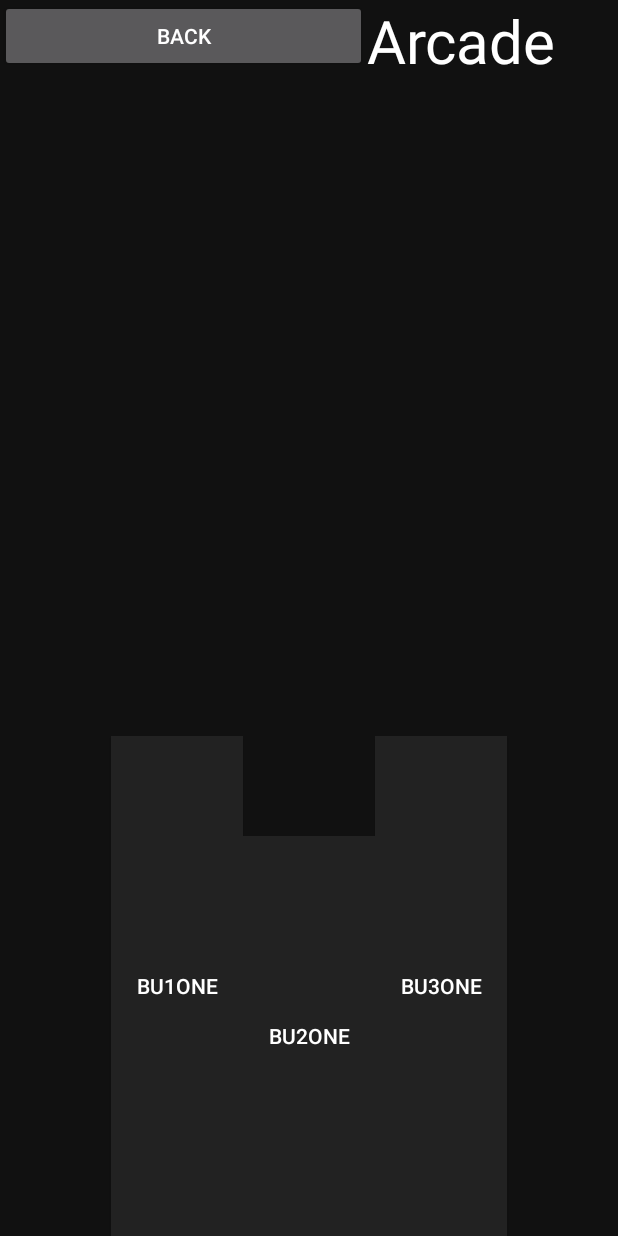
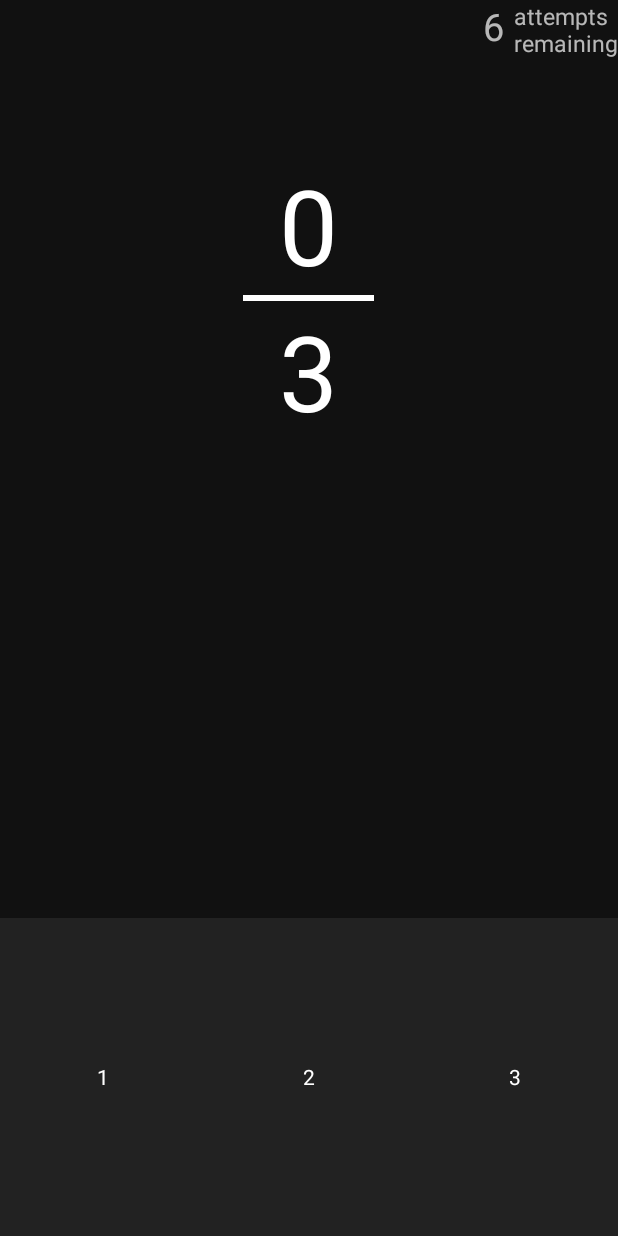
Before and after one commit to viktorKorolyuk/figit, an Android app: the arcade screen opened directly, with no data from a screen before it, on a phone screen of 412 x 824 dp. Run offline under Robolectric (Android 15) with nearby library versions, the phone set to English and light mode, and no system bars.

Commit message:
Modified the game design.
The game now has a "Code Breaker" style.
- Changed UI to be cleaner
- Added "clue"; shows how many digits were in the correct position
- Removed background change
- Moved buzz on loose to buzz on win

```diff
--- a/FigitOne/app/src/main/java/com/korolyuk/viktor/figitone/arcade.java
+++ b/FigitOne/app/src/main/java/com/korolyuk/viktor/figitone/arcade.java
@@ -8,6 +8,7 @@ import android.util.Log;
 import android.view.View;
 import android.widget.Button;
 import android.widget.RelativeLayout;
+import android.widget.TextView;
 
 
 public class arcade extends AppCompatActivity {
@@ -19,12 +20,6 @@ public class arcade extends AppCompatActivity {
     int green = 0;
     int blue = 0;
 
-
-    // These variables record the order in which the buttons were pressed
-    int bu1One = 0;
-    int bu2One = 0;
-    int bu3One = 0;
-
     final int CHOICES[] = {1, 2, 3};
     int chosen[] = new int[3];
     int currentIndex = 0;
@@ -33,6 +28,7 @@ public class arcade extends AppCompatActivity {
     int code12;
     int code13;
     Vibrator vibrator;
+    TextView scoreView;
 
     @Override
     protected void onCreate(Bundle savedInstanceState) {
@@ -44,6 +40,7 @@ public class arcade extends AppCompatActivity {
         final Button bu1 = (Button) findViewById(R.id.bu1);
         final Button bu2 = (Button) findViewById(R.id.bu2);
         final Button bu3 = (Button) findViewById(R.id.bu3);
+        scoreView = (TextView) findViewById(R.id.currentScore);
         vibrator = (Vibrator) getApplicationContext().getSystemService(VIBRATOR_SERVICE);
 
 
@@ -70,10 +67,7 @@ public class arcade extends AppCompatActivity {
             @Override
             public void onClick(View view) {
                 chosen[currentIndex++] = 1;
-
                 if (currentIndex == 3) checkCode();
-
-
             }
         });
 
@@ -81,11 +75,8 @@ public class arcade extends AppCompatActivity {
             @Override
             public void onClick(View view) {
                 chosen[currentIndex++] = 2;
-
                 if (currentIndex == 3) checkCode();
             }
-
-
         });
 
 
@@ -95,8 +86,6 @@ public class arcade extends AppCompatActivity {
                 chosen[currentIndex++] = 3;
                 if (currentIndex == 3) checkCode();
             }
-
-
         });
     }
 
@@ -108,24 +97,32 @@ public class arcade extends AppCompatActivity {
 
     public void checkCode() {
         green += 10;
-        int x = code11;
-        int y = code12;
-        int z = code13;
 
-        if (chosen[0] == x && chosen[1] == y && chosen[2] == z) {
+        int score = 0;
+
+        // Increase score by one if the inputted code matches the desired code.
+        score += chosen[0] == code11 ? 1 : 0;
+        score += chosen[1] == code12 ? 1 : 0;
+        score += chosen[2] == code13 ? 1 : 0;
+
+
+        if (score == 3) {
+
             // Sets the background colour to a green "win"
-            rl.setBackgroundColor(Color.rgb(0, green, 0));
+//            rl.setBackgroundColor(Color.rgb(0, green, 0));
             resetCode();
             choosePass();
 
+            // Vibrate to indicate win.
+            vibrator.vibrate(150);
+            scoreView.setText("0");
         } else {
 
-            // Reset to black.
+            scoreView.setText(score + "");
+            // Reset to start colour.
             rl.setBackgroundColor(Color.parseColor("#111111"));
             resetCode();
 
-            // Vibrate to indicate loss.
-            vibrator.vibrate(500);
         }
 
 
--- a/FigitOne/app/src/main/res/layout/arcade.xml
+++ b/FigitOne/app/src/main/res/layout/arcade.xml
@@ -1,78 +1,109 @@
 <?xml version="1.0" encoding="utf-8"?>
-<LinearLayout xmlns:android="http://schemas.android.com/apk/res/android"
+<RelativeLayout xmlns:android="http://schemas.android.com/apk/res/android"
+    xmlns:app="http://schemas.android.com/apk/res-auto"
+    xmlns:tools="http://schemas.android.com/tools"
+    android:id="@+id/guiLayout"
     android:layout_width="match_parent"
     android:layout_height="match_parent"
-    android:orientation="vertical"
     android:theme="@style/arcadeTheme">
 
 
-    <RelativeLayout
-        android:id="@+id/TopNavLayout"
-        android:layout_width="match_parent"
-        android:layout_height="105dp">
-
-        <Button
-            android:id="@+id/backButton"
-            android:layout_width="76dp"
+    <TextView
+        android:id="@+id/textView2"
+        android:layout_width="wrap_content"
         android:layout_height="wrap_content"
-            android:layout_alignParentLeft="true"
-            android:layout_alignParentStart="true"
+        android:layout_alignParentEnd="true"
         android:layout_alignParentTop="true"
-            android:layout_toLeftOf="@+id/arcade_title"
-            android:layout_toStartOf="@+id/arcade_title"
-            android:text="Back" />
+        android:layout_marginEnd="76dp"
+        android:background="@android:color/transparent"
+        android:text="6"
+        android:textAlignment="textEnd"
+        android:textSize="25sp" />
 
     <TextView
-            android:id="@+id/arcade_title"
-            android:layout_width="167dp"
-            android:layout_height="109dp"
+        android:id="@+id/textView8"
+        android:layout_width="wrap_content"
+        android:layout_height="wrap_content"
         android:layout_alignParentEnd="true"
-            android:layout_alignParentRight="true"
+        android:layout_alignParentTop="true"
+        android:background="@android:color/transparent"
+        android:text="attempts\nremaining"
+        android:textAlignment="textStart"
+        android:textSize="15sp" />
 
-            android:layout_alignParentTop="true"
-            android:layout_gravity="right"
-            android:text="@string/arcadeTitle"
-            android:textColor="#fff"
-            android:textSize="40sp" />
-
-    </RelativeLayout>
-
-    <RelativeLayout
-        android:id="@+id/guiLayout"
+    <LinearLayout
+        android:id="@+id/tst"
         android:layout_width="match_parent"
-        android:layout_height="match_parent"
-        android:paddingLeft="8dp">
-
+        android:layout_height="212dp"
+        android:layout_alignParentBottom="true"
+        android:orientation="horizontal"
+        app:layout_constraintBottom_toBottomOf="parent"
+        app:layout_constraintEnd_toEndOf="parent"
+        app:layout_constraintStart_toStartOf="parent"
+        app:layout_constraintVertical_bias="1.0">
 
         <Button
             android:id="@+id/bu1"
-            style="@style/arcadeThemeButton"
+            style="@style/arcadeTheme.Button"
             android:layout_width="wrap_content"
-            android:layout_height="500px"
-            android:layout_alignParentBottom="true"
-            android:layout_toLeftOf="@+id/bu2"
-            android:layout_toStartOf="@+id/bu2"
-            android:text="Bu1One" />
+            android:layout_height="match_parent"
+            android:layout_weight="1"
+            android:text="1" />
 
         <Button
             android:id="@+id/bu2"
-            style="@style/arcadeThemeButton"
+            style="@style/arcadeTheme.Button"
             android:layout_width="wrap_content"
-            android:layout_height="400px"
-            android:layout_alignParentBottom="true"
-            android:layout_centerHorizontal="true"
-            android:text="Bu2One" />
+            android:layout_height="match_parent"
+            android:layout_weight="1"
+            android:text="2" />
 
         <Button
             android:id="@+id/bu3"
-            style="@style/arcadeThemeButton"
+            style="@style/arcadeTheme.Button"
             android:layout_width="wrap_content"
-            android:layout_height="500px"
-            android:layout_alignParentBottom="true"
-            android:layout_toEndOf="@+id/bu2"
-            android:layout_toRightOf="@+id/bu2"
-            android:text="Bu3One" />
-    </RelativeLayout>
-
+            android:layout_height="match_parent"
+            android:layout_weight="1"
+            android:text="3" />
 
     </LinearLayout>
+
+    <LinearLayout
+        android:id="@+id/name"
+        android:layout_width="87dp"
+        android:layout_height="wrap_content"
+        android:layout_alignParentTop="true"
+        android:layout_centerHorizontal="true"
+        android:layout_marginTop="103dp"
+        android:background="@android:color/transparent"
+        android:orientation="vertical"
+        app:layout_constraintTop_toTopOf="parent"
+        tools:layout_editor_absoluteX="0dp">
+
+        <TextView
+            android:id="@+id/currentScore"
+            style="@style/arcadeTheme.mainText"
+            android:layout_width="match_parent"
+            android:layout_height="wrap_content"
+            android:gravity="center_horizontal"
+            android:text="0" />
+
+        <TextView
+            android:id="@+id/currentScore2"
+            style="@style/arcadeTheme.mainText"
+            android:layout_width="match_parent"
+            android:layout_height="4dp"
+            android:background="@android:color/white"
+            android:text="---" />
+
+        <TextView
+            android:id="@+id/currentScore3"
+            style="@style/arcadeTheme.mainText"
+            android:layout_width="match_parent"
+            android:layout_height="wrap_content"
+            android:gravity="center_horizontal"
+            android:text="3" />
+
+    </LinearLayout>
+
+</RelativeLayout>
--- a/FigitOne/app/src/main/res/values/styles.xml
+++ b/FigitOne/app/src/main/res/values/styles.xml
@@ -1,8 +1,10 @@
 <resources>
 
     <!-- Base application theme. -->
-    <style name="AppTheme" parent="Theme.AppCompat.Light.DarkActionBar">
+    <style name="AppTheme" parent="Theme.AppCompat.Light.NoActionBar">
         <!-- Customize your theme here. -->
+
+        <!--<item name="android:background">#111111</item>-->
     </style>
 
     <style name="arcadeTheme" parent="Theme.AppCompat.NoActionBar">
@@ -10,9 +12,14 @@
         <item name="android:background">#111111</item>
     </style>
 
-    <style name="arcadeThemeButton">
-        <!-- Customize your theme here. -->
+    <style name="arcadeTheme.Button">
         <item name="android:background">#222</item>
+        <!--<item name="android:layout_margin">1dp</item>-->
+    </style>
+
+    <style name="arcadeTheme.mainText">
+        <item name="android:textSize">70dp</item>
+        <item name="android:background">@android:color/transparent</item>
     </style>
 
 </resources>
```
Lines whose indentation alone changed are shown as unchanged.
